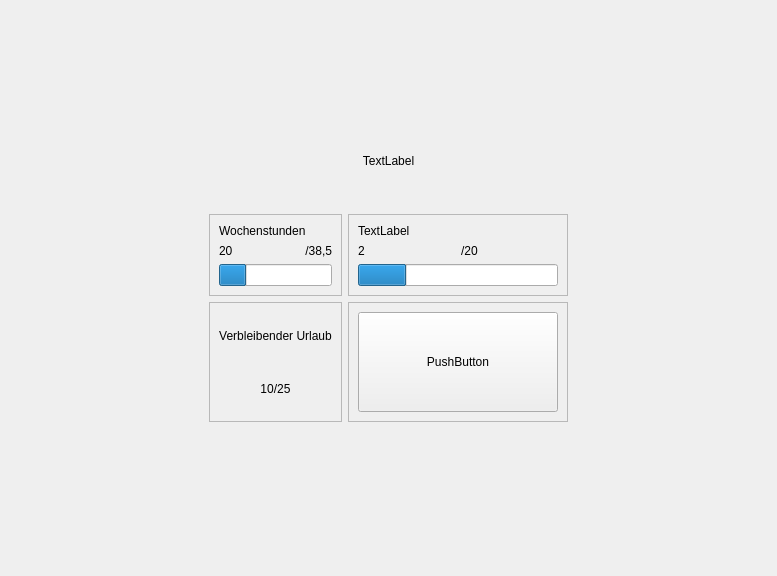
Qt form HR_Managment_System_Application/dashboard.ui (MehmetMertt/twentyONE_HR_System) before a commit.
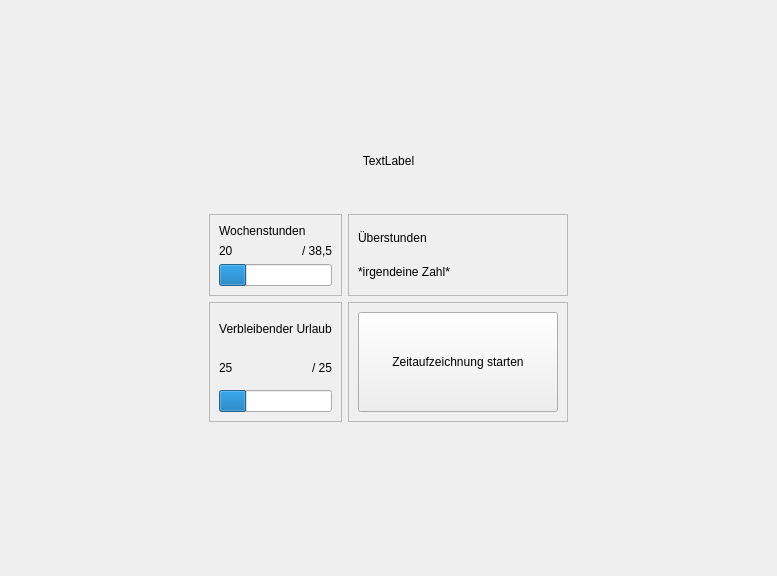
The same form after that commit.

The edit to the form file:
```diff
--- a/HR_Managment_System_Application/dashboard.ui
+++ b/HR_Managment_System_Application/dashboard.ui
@@ -101,7 +101,7 @@
            </size>
           </property>
           <property name="text">
-           <string>PushButton</string>
+           <string>Zeitaufzeichnung starten</string>
           </property>
          </widget>
         </item>
@@ -128,12 +128,42 @@
          </widget>
         </item>
         <item>
-         <widget class="QLabel" name="label_8">
-          <property name="text">
-           <string>10/25</string>
+         <layout class="QHBoxLayout" name="horizontalLayout_3">
+          <item>
+           <widget class="QLabel" name="verbl_urlaub">
+            <property name="text">
+             <string>25</string>
+            </property>
+            <property name="alignment">
+             <set>Qt::AlignLeading|Qt::AlignLeft|Qt::AlignVCenter</set>
+            </property>
+           </widget>
+          </item>
+          <item>
+           <widget class="QLabel" name="label_6">
+            <property name="text">
+             <string>/ 25</string>
+            </property>
+            <property name="alignment">
+             <set>Qt::AlignRight|Qt::AlignTrailing|Qt::AlignVCenter</set>
+            </property>
+           </widget>
+          </item>
+         </layout>
+        </item>
+        <item>
+         <widget class="QProgressBar" name="urlaub_progressBar">
+          <property name="sizePolicy">
+           <sizepolicy hsizetype="Minimum" vsizetype="Fixed">
+            <horstretch>0</horstretch>
+            <verstretch>0</verstretch>
+           </sizepolicy>
           </property>
-          <property name="alignment">
-           <set>Qt::AlignCenter</set>
+          <property name="value">
+           <number>24</number>
+          </property>
+          <property name="textVisible">
+           <bool>false</bool>
           </property>
          </widget>
         </item>
@@ -168,7 +198,7 @@
           <item>
            <widget class="QLabel" name="label_3">
             <property name="text">
-             <string>/38,5</string>
+             <string>/ 38,5</string>
             </property>
             <property name="alignment">
              <set>Qt::AlignRight|Qt::AlignTrailing|Qt::AlignVCenter</set>
@@ -208,44 +238,21 @@
         <item>
          <widget class="QLabel" name="label">
           <property name="text">
-           <string>TextLabel</string>
+           <string>Überstunden</string>
           </property>
          </widget>
         </item>
         <item>
          <layout class="QHBoxLayout" name="horizontalLayout_2">
           <item>
-           <widget class="QLabel" name="label_6">
+           <widget class="QLabel" name="ueberstunden_label">
             <property name="text">
-             <string>2</string>
-            </property>
-           </widget>
-          </item>
-          <item>
-           <widget class="QLabel" name="label_5">
-            <property name="text">
-             <string>/20</string>
+             <string>*irgendeine Zahl*</string>
             </property>
            </widget>
           </item>
          </layout>
         </item>
-        <item>
-         <widget class="QProgressBar" name="progressBar_2">
-          <property name="sizePolicy">
-           <sizepolicy hsizetype="Minimum" vsizetype="Fixed">
-            <horstretch>0</horstretch>
-            <verstretch>0</verstretch>
-           </sizepolicy>
-          </property>
-          <property name="value">
-           <number>24</number>
-          </property>
-          <property name="textVisible">
-           <bool>false</bool>
-          </property>
-         </widget>
-        </item>
        </layout>
       </widget>
      </item>
```
Left out of the diff: 4 changed lines with no effect on the pictures.
